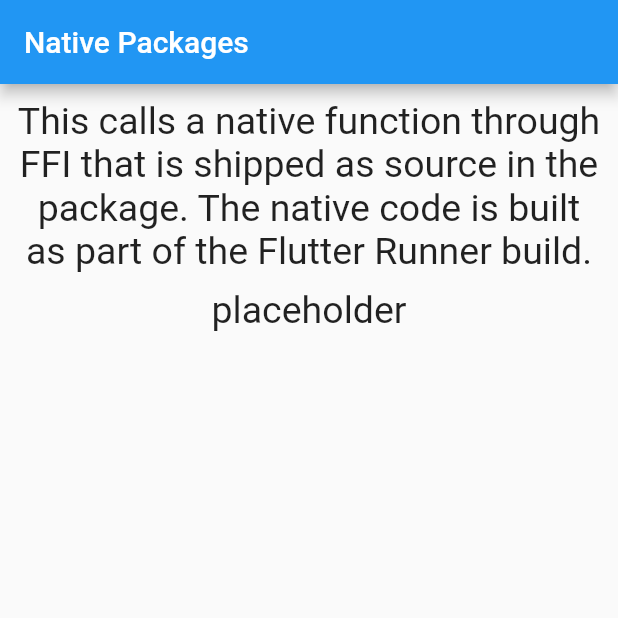
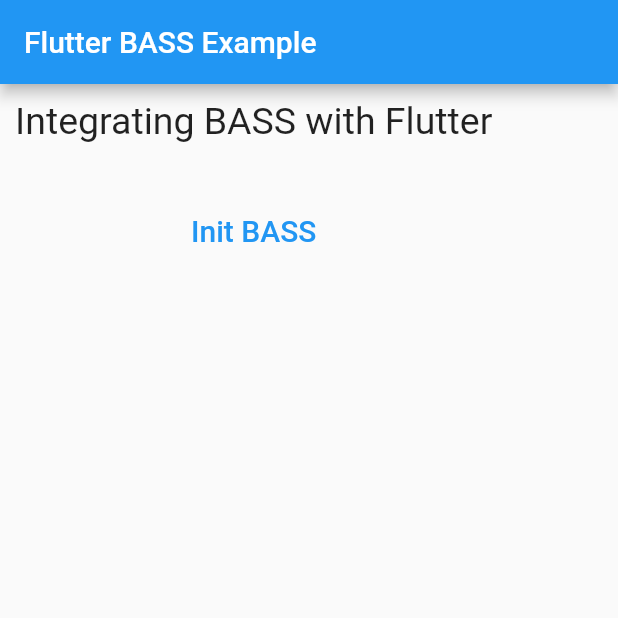
Before and after one commit to JimTompkins/flutter_bass, a Flutter app: the screen it shows after launch, on a phone screen of 412 x 824 dp, the top half of it. Run offline on Flutter 3.47's test engine with Material 2 defaults, Android fonts, the phone set to English and light mode, and no system bars; missing offline and left inert: dart:ffi.

Commit message:
Builds and runs but throws an undefined symbol error when you press the init button

```diff
--- a/example/lib/main.dart
+++ b/example/lib/main.dart
@@ -1,4 +1,5 @@
 import 'dart:ffi';
+import 'package:flutter/foundation.dart';
 
 import 'package:flutter/material.dart';
 
@@ -16,12 +17,9 @@ class MyApp extends StatefulWidget {
 }
 
 class _MyAppState extends State<MyApp> {
-
   @override
   void initState() {
     super.initState();
-    // BASS_Init: -1 = default device, 48000 = sample rate, 0 = flags
-    bass.BASS_Init(-1, 48000, 0, nullptr, nullptr);
   }
 
   @override
@@ -31,7 +29,7 @@ class _MyAppState extends State<MyApp> {
     return MaterialApp(
       home: Scaffold(
         appBar: AppBar(
-          title: const Text('Native Packages'),
+          title: const Text('Flutter BASS Example'),
         ),
         body: SingleChildScrollView(
           child: Container(
@@ -39,19 +37,31 @@ class _MyAppState extends State<MyApp> {
             child: Column(
               children: [
                 const Text(
-                  'This calls a native function through FFI that is shipped as source in the package. '
-                  'The native code is built as part of the Flutter Runner build.',
+                  'Integrating BASS with Flutter',
                   style: textStyle,
                   textAlign: TextAlign.center,
                 ),
                 spacerSmall,
-                Text(
-                  'placeholder',
-                  //              'sum(1, 2) = $sumResult',
-                  style: textStyle,
-                  textAlign: TextAlign.center,
+                Container(
+                  margin: EdgeInsets.all(25),
+                  child: TextButton(
+                    child: Text(
+                      'Init BASS',
+                      style: TextStyle(fontSize: 20.0),
+                    ),
+                    onPressed: () {
+                      if (kDebugMode) {
+                        if (bass == null) {
+                          print('Error: bass is null!');
+                        } else {
+                          print('bass is not null');
+                        }
+                      }
+                      // BASS_Init: -1 = default device, 48000 = sample rate, 0 = flags
+                      bass.BASS_Init(-1, 48000, 0, nullptr, nullptr);
+                    },
+                  ),
                 ),
-                spacerSmall,
               ],
             ),
           ),
--- a/lib/ffi/generated_bindings.dart
+++ b/lib/ffi/generated_bindings.dart
@@ -132,7 +132,7 @@ class FlutterBASS {
   late final _BASS_InitPtr = _lookup<
       ffi.NativeFunction<
           BOOL Function(ffi.Int32, DWORD, DWORD, ffi.Pointer<ffi.Void>,
-              ffi.Pointer<ffi.Void>)>>('BASS_Init');
+              ffi.Pointer<ffi.Void>)>>('_BASS_Init');
   late final _BASS_Init = _BASS_InitPtr.asFunction<
       int Function(
           int, int, int, ffi.Pointer<ffi.Void>, ffi.Pointer<ffi.Void>)>();
--- a/lib/flutter_bass.dart
+++ b/lib/flutter_bass.dart
@@ -33,7 +33,7 @@ import 'package:flutter_bass/ffi/generated_bindings.dart';
 
 const String _libName = 'flutter_bass';
 
-/// The dynamic library in which the symbols for [FlutterBassBindings] can be found.
+/// The dynamic library in which the symbols for [bass] can be found.
 final DynamicLibrary _dylib = () {
   if (Platform.isMacOS || Platform.isIOS) {
     if (kDebugMode) {
```
